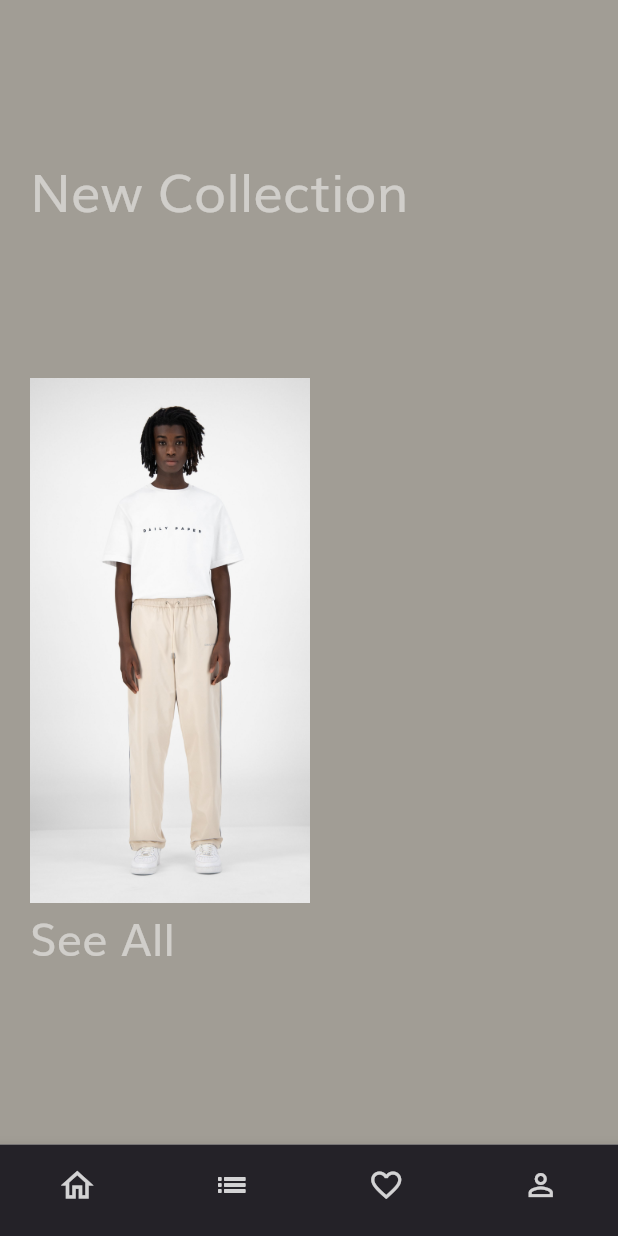
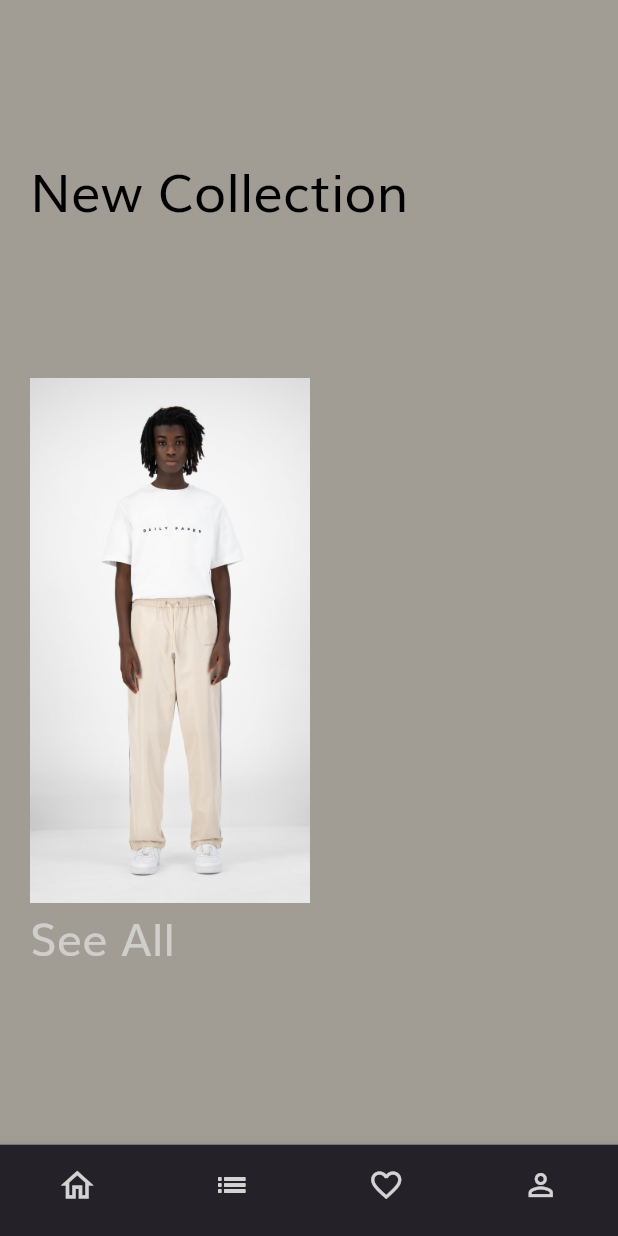
Before and after one commit to tandohtakyie/outfitted-project-mobile, a Flutter app: the screen it shows after launch, on a phone screen of 412 x 824 dp. Run offline on Flutter 3.47's test engine with Material 2 defaults, Android fonts, the phone set to English and light mode, and no system bars; our stand-ins replace animated_splash_screen, cloud_firestore, firebase_auth, firebase_core, flutter_spinkit, fluttertoast and 1 more; accounts and stored records are empty.

Commit message:
home screen verder irfaan

```diff
--- a/lib/screens/home_screen.dart
+++ b/lib/screens/home_screen.dart
@@ -29,7 +29,9 @@ class _HomeScreenState extends State<HomeScreen> {
                   padding: EdgeInsets.symmetric(vertical: 100),
                   child: Text('New Collection',
                     style:  TextStyle(
-                      fontSize: 35
+                      fontSize: 35,
+                      color: Colors.black
+
                     ),
                   ),
                 ),
```
